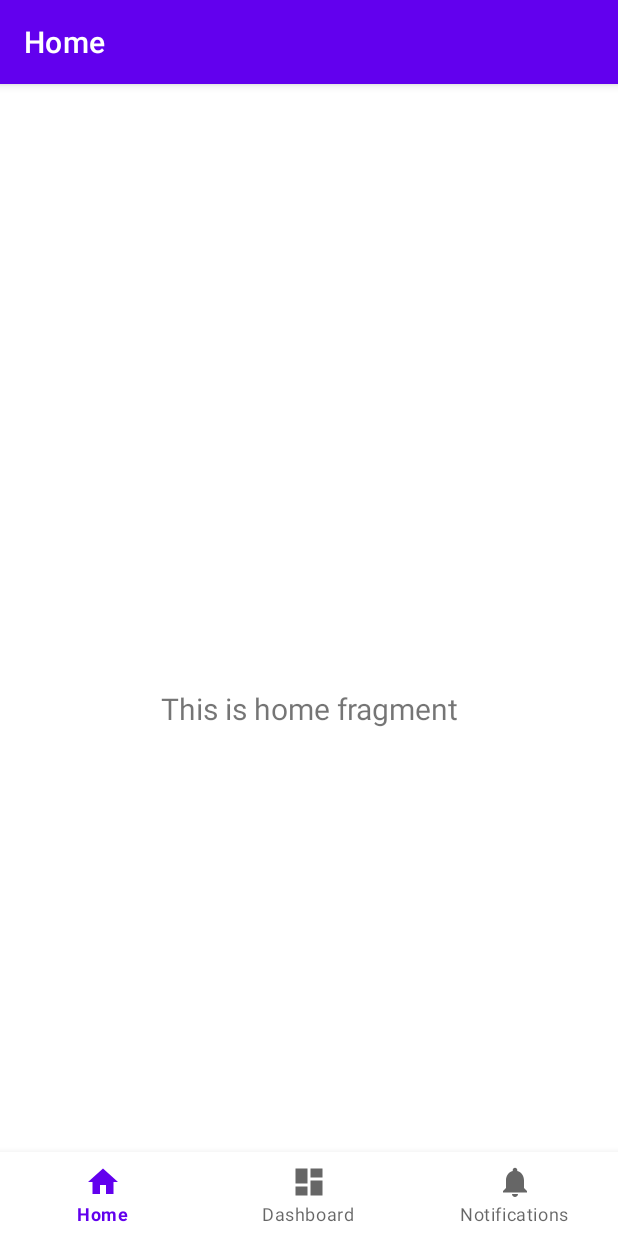
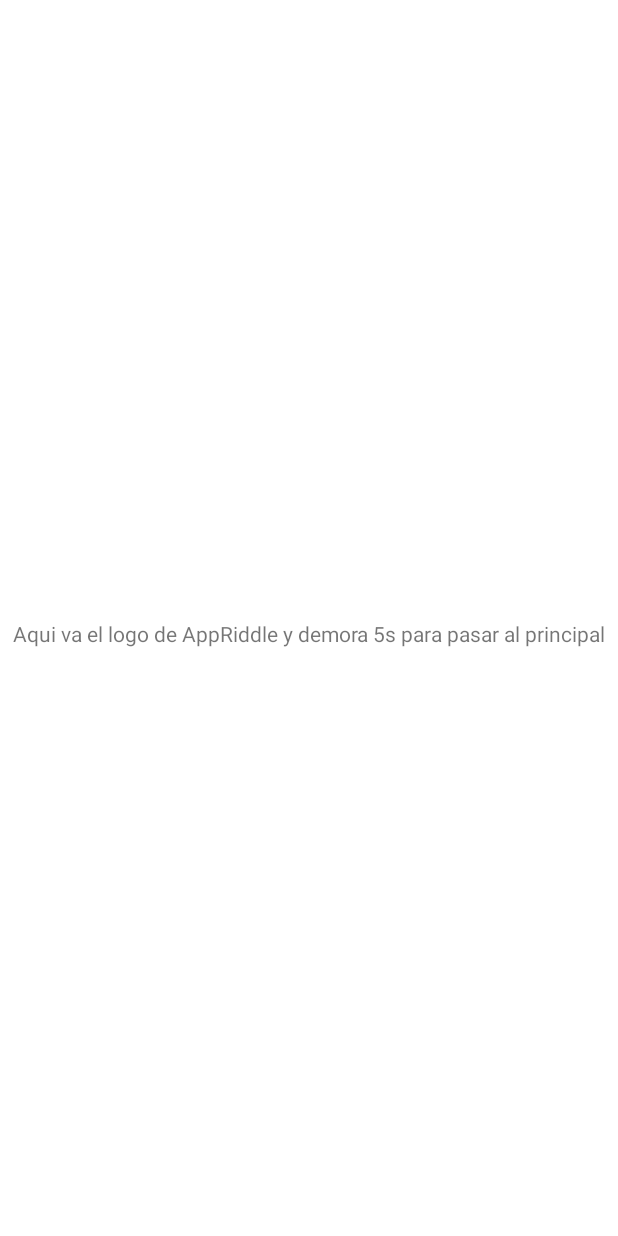
Before and after one commit to Jabuedia/AppRiddle, an Android app: the first screen one second after launch (MainActivity before the commit, SplashActivity after it), on a phone screen of 412 x 824 dp. Run offline under Robolectric (Android 15) with nearby library versions, the phone set to English and light mode, and no system bars.

Commit message:
Iniciando app con Splash y definiendo los fragmentos.JB

```diff
--- a/app/src/main/AndroidManifest.xml
+++ b/app/src/main/AndroidManifest.xml
@@ -15,13 +15,19 @@
         <activity
             android:name=".SudokuActivity"
             android:exported="false">
+
             <meta-data
                 android:name="android.app.lib_name"
                 android:value="" />
         </activity>
         <activity
             android:name=".SplashActivity"
-            android:exported="false">
+            android:exported="true">
+            <intent-filter>
+                <action android:name="android.intent.action.MAIN" />
+
+                <category android:name="android.intent.category.LAUNCHER" />
+            </intent-filter>
             <meta-data
                 android:name="android.app.lib_name"
                 android:value="" />
@@ -30,11 +36,7 @@
             android:name=".MainActivity"
             android:exported="true"
             android:label="@string/app_name">
-            <intent-filter>
-                <action android:name="android.intent.action.MAIN" />
 
-                <category android:name="android.intent.category.LAUNCHER" />
-            </intent-filter>
 
             <meta-data
                 android:name="android.app.lib_name"
--- a/app/src/main/java/com/example/appriddle/MainActivity.java
+++ b/app/src/main/java/com/example/appriddle/MainActivity.java
@@ -22,7 +22,7 @@
 
         binding = ActivityMainBinding.inflate(getLayoutInflater());
         setContentView(binding.getRoot());
-
+        getSupportActionBar().hide(); // Esconder la action bar asquerosa
         BottomNavigationView navView = findViewById(R.id.nav_view);
         // Passing each menu ID as a set of Ids because each
         // menu should be considered as top level destinations.
--- a/app/src/main/java/com/example/appriddle/SplashActivity.java
+++ b/app/src/main/java/com/example/appriddle/SplashActivity.java
@@ -3,6 +3,9 @@
 import androidx.appcompat.app.AppCompatActivity;
 
 import android.os.Bundle;
+import java.util.TimerTask;
+import java.util.Timer;
+import android.content.Intent;
 
 public class SplashActivity extends AppCompatActivity {
 
@@ -10,5 +13,20 @@
     protected void onCreate(Bundle savedInstanceState) {
         super.onCreate(savedInstanceState);
         setContentView(R.layout.activity_splash);
-    }
+        getSupportActionBar().hide(); // Esconder la action bar asquerosa
+
+        TimerTask tarea = new TimerTask() {
+            @Override
+            public void run() {
+                Intent intent = new Intent(SplashActivity.this, MainActivity.class);
+                startActivity(intent);
+                finish();
+            }
+            };
+            Timer tiempo = new Timer();
+
+            tiempo.schedule(tarea,3000);
+
+
+        }
 }
--- a/app/src/main/java/com/example/appriddle/SudokuActivity.java
+++ b/app/src/main/java/com/example/appriddle/SudokuActivity.java
@@ -10,5 +10,6 @@
     protected void onCreate(Bundle savedInstanceState) {
         super.onCreate(savedInstanceState);
         setContentView(R.layout.activity_sudoku);
+        getSupportActionBar().hide(); // Esconder la action bar asquerosa
     }
 }
--- a/app/src/main/res/layout/activity_splash.xml
+++ b/app/src/main/res/layout/activity_splash.xml
@@ -6,4 +6,13 @@
     android:layout_height="match_parent"
     tools:context=".SplashActivity">
 
+    <TextView
+        android:id="@+id/textView"
+        android:layout_width="wrap_content"
+        android:layout_height="wrap_content"
+        android:layout_marginBottom="392dp"
+        android:text="Aqui va el logo de AppRiddle y demora 5s para pasar al principal"
+        app:layout_constraintBottom_toBottomOf="parent"
+        app:layout_constraintEnd_toEndOf="parent"
+        app:layout_constraintStart_toStartOf="parent" />
 </androidx.constraintlayout.widget.ConstraintLayout>
--- a/app/src/main/res/layout/fragment_home.xml
+++ b/app/src/main/res/layout/fragment_home.xml
@@ -13,6 +13,7 @@
         android:layout_marginStart="8dp"
         android:layout_marginTop="8dp"
         android:layout_marginEnd="8dp"
+
         android:textAlignment="center"
         android:textSize="20sp"
         app:layout_constraintBottom_toBottomOf="parent"
```
